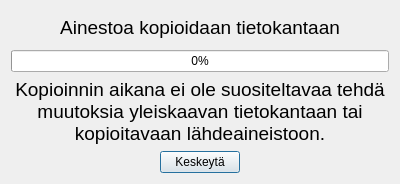
ernoma/yleiskaava, file ui/yleiskaava_dialog_copy_message.ui: the form before one commit.
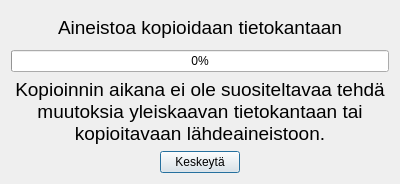
The form after the commit.

Commit message: Kopioi sellaisetkin tuotavat kohteet tietokantaan, joilla on tyhjä geometria sekä ilmoita käyttäjälle tuontitehtävän aikaisista virheistä paremmin

```diff
--- a/ui/yleiskaava_dialog_copy_message.ui
+++ b/ui/yleiskaava_dialog_copy_message.ui
@@ -28,7 +28,7 @@
       </font>
      </property>
      <property name="text">
-      <string>Ainestoa kopioidaan tietokantaan</string>
+      <string>Aineistoa kopioidaan tietokantaan</string>
      </property>
      <property name="alignment">
       <set>Qt::AlignCenter</set>
```
The commit also changes 3 other files.
